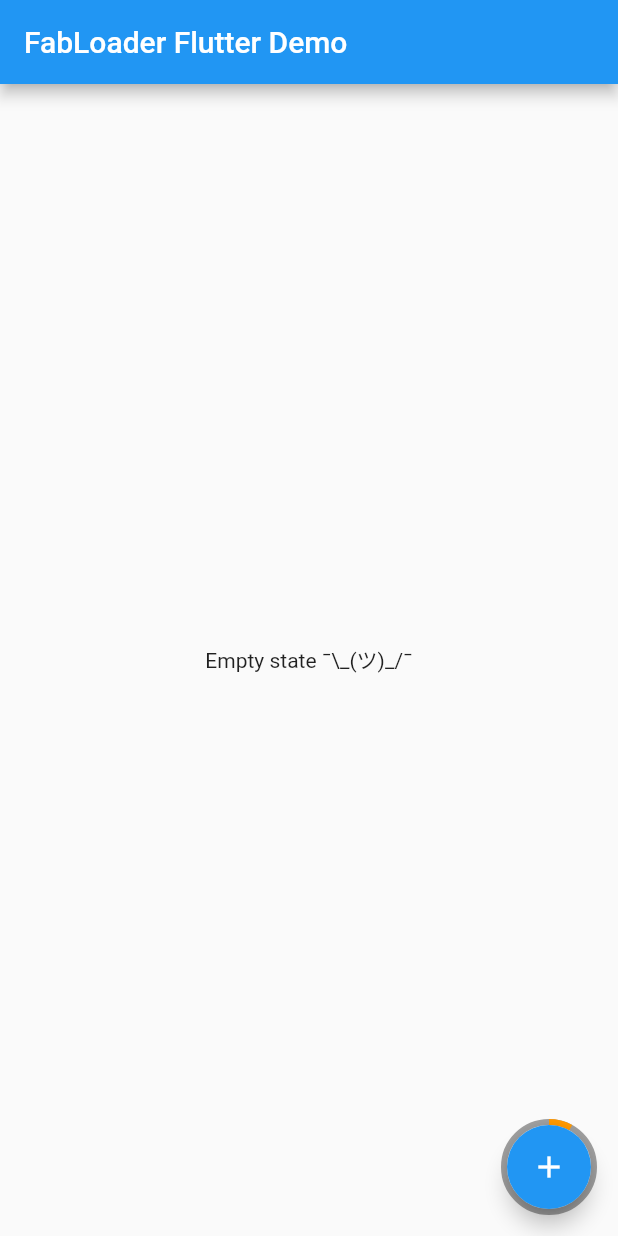
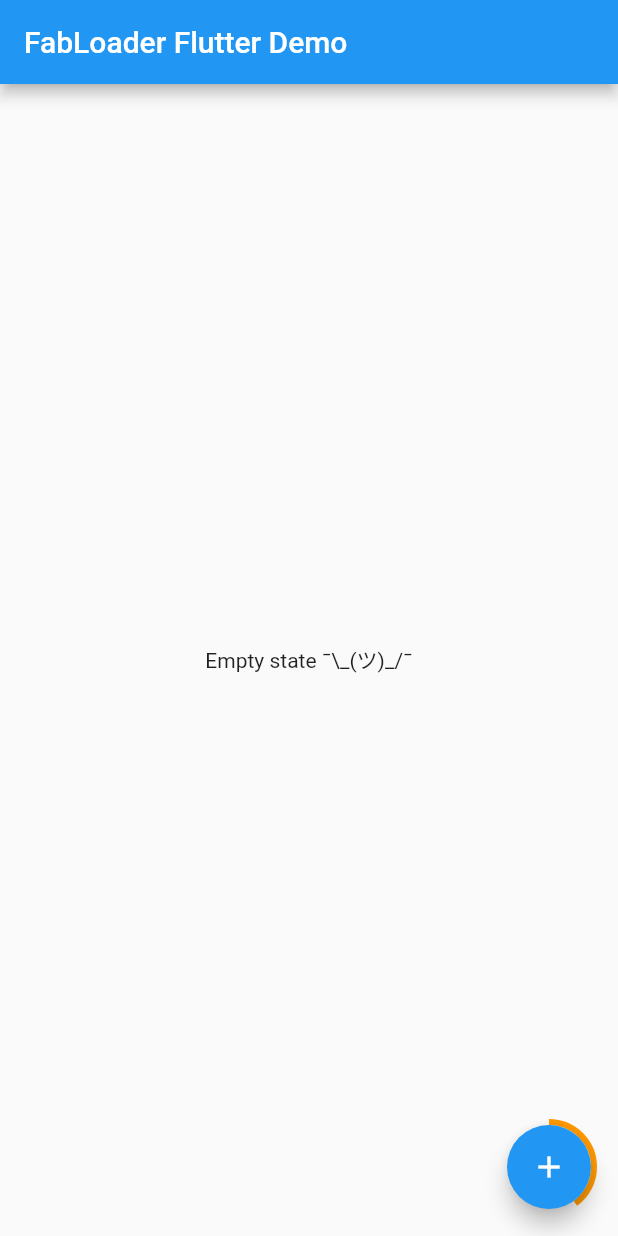
Before and after one commit to JorgeCastilloPrz/FlutterFabLoader, a Flutter app: the first screen one second after launch, on a phone screen of 412 x 824 dp. Run offline on Flutter 3.47's test engine with Material 2 defaults, Android fonts, the phone set to English and light mode, and no system bars.

Commit message:
make bg color configurable and transparent by default

```diff
--- a/lib/arc_painter.dart
+++ b/lib/arc_painter.dart
@@ -7,10 +7,7 @@ class ArcPainter extends CustomPainter {
   final Color color;
 
   ArcPainter(
-      {this.strokeWidth,
-      this.progress,
-      this.backgroundColor = Colors.grey,
-      this.color = Colors.blue});
+      {this.strokeWidth, this.progress, this.backgroundColor, this.color});
 
   @override
   void paint(Canvas canvas, Size size) {
@@ -23,10 +20,6 @@ class ArcPainter extends CustomPainter {
     canvas.drawCircle(
         new Offset(size.width / 2, size.height / 2), size.width / 2, paint);
 
-    Rect rect = new Offset(0.0, 0.0) & size;
-//    paint..shader = new LinearGradient(colors: [Colors.white, color]
-//    ,begin: Alignment.topRight, end: Alignment.bottomLeft).createShader(rect);
-
     canvas.drawArc(new Offset(0.0, 0.0) & new Size(size.width, size.width),
         -90.0 * 0.0174533, progress * 0.0174533, false, paint..color = color);
   }
--- a/lib/fab_loader.dart
+++ b/lib/fab_loader.dart
@@ -7,6 +7,7 @@ import 'arc_painter.dart';
 
 class FabLoader extends StatefulWidget {
   final Color color;
+  final Color backgroundColor;
   final Widget child;
   final double strokeWidth;
   final bool mini;
@@ -14,6 +15,7 @@ class FabLoader extends StatefulWidget {
 
   FabLoader({
     this.strokeWidth = 4,
+    this.backgroundColor = Colors.transparent,
     this.color = Colors.orange,
     @required this.child,
     this.mini = false,
@@ -38,6 +40,8 @@ const BoxConstraints _miniSizeConstraints = BoxConstraints.tightFor(
   height: 40.0,
 );
 
+const ROTATE_ANIMATION_DURATION = 2000;
+
 class _FabLoadingWidget extends State<FabLoader>
     with SingleTickerProviderStateMixin {
   final Widget child;
@@ -56,9 +60,13 @@ class _FabLoadingWidget extends State<FabLoader>
   void initState() {
     super.initState();
     controller = new AnimationController(
-        vsync: this, duration: const Duration(milliseconds: 10000))
+        vsync: this,
+        duration: const Duration(milliseconds: ROTATE_ANIMATION_DURATION))
       ..repeat();
-    animation = Tween(begin: 0.0, end: 360.0).animate(controller);
+
+    var curve = new CurvedAnimation(parent: controller, curve: Curves.linear);
+    animation = Tween(begin: 0.0, end: 360.0).animate(curve);
+
     controller.addListener(() {
       setState(() {});
     });
@@ -74,6 +82,7 @@ class _FabLoadingWidget extends State<FabLoader>
           painter: new ArcPainter(
               strokeWidth: strokeWidth,
               progress: animation.value,
+              backgroundColor: widget.backgroundColor,
               color: widget.color),
           size: new Size(
               size.maxWidth + strokeWidth, size.maxHeight + strokeWidth),
```
